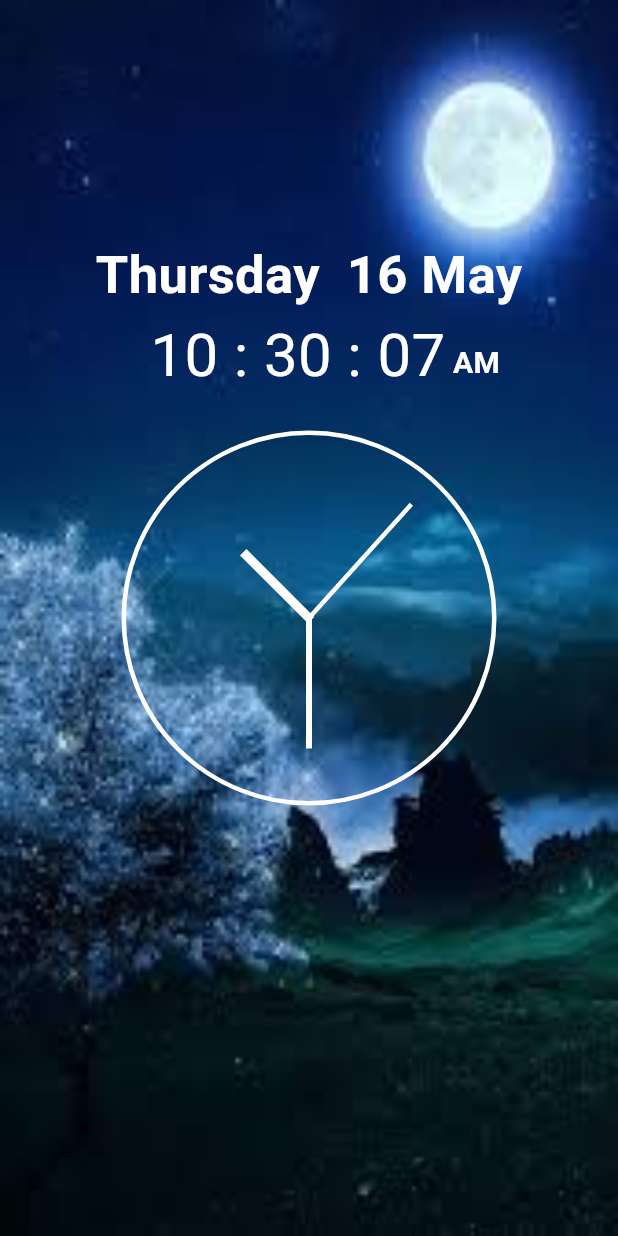
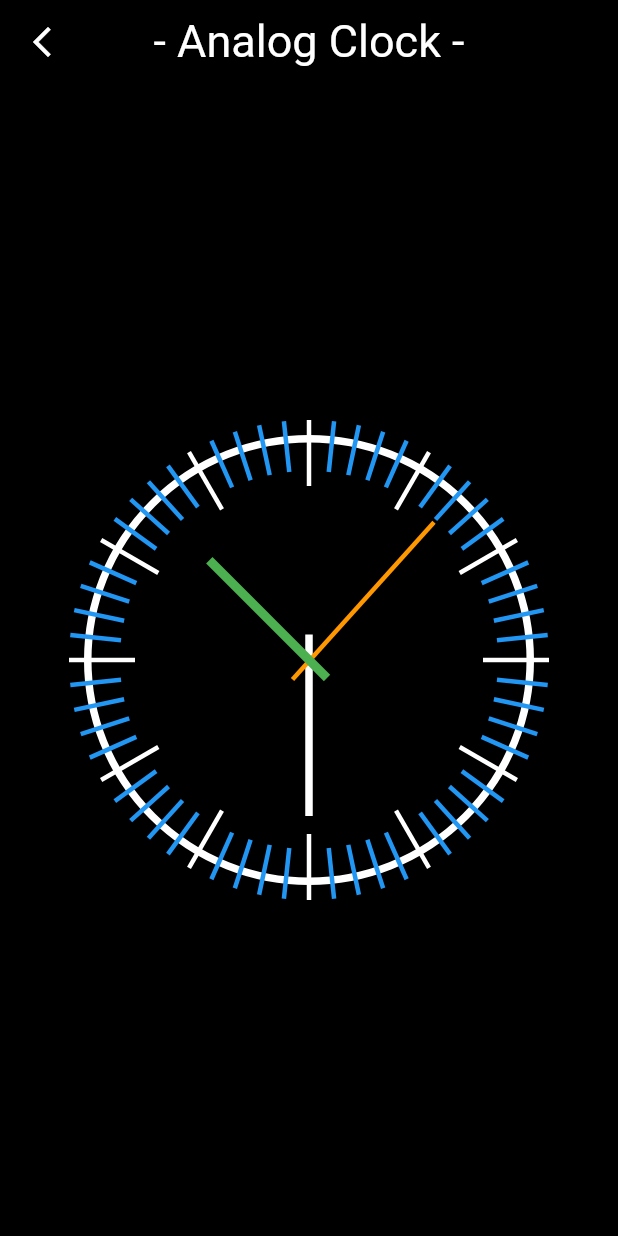
Before and after one commit to AishwaryaBaisane/dai_task, a Flutter app: the screen it shows after launch, on a phone screen of 412 x 824 dp. Run offline on Flutter 3.47's test engine with Material 3 defaults, Android fonts, the light colour scheme and no system bars.

Commit message:
5-16-2024

```diff
--- /dev/null
+++ b/lib/Screen/home/Timer_App/AnalogApp.dart
@@ -0,0 +1,119 @@
+import 'dart:async';
+import 'dart:math';
+
+import 'package:flutter/material.dart';
+
+class AnalogApp extends StatefulWidget {
+  const AnalogApp({super.key});
+
+  @override
+  State<AnalogApp> createState() => _AnalogAppState();
+}
+
+class _AnalogAppState extends State<AnalogApp> {
+  @override
+  Widget build(BuildContext context) {
+    Timer.periodic(Duration(seconds: 1), (timer) {
+      setState(() {
+        dateTime = DateTime.now();
+      });
+    });
+    return Scaffold(
+      appBar: AppBar(
+        centerTitle: true,
+        backgroundColor: Colors.black,
+        title: Text(
+          '- Analog Clock -',
+          style: TextStyle(color: Colors.white, fontSize: 30),
+        ),
+        leading: InkWell(
+          onTap: () {
+            setState(() {
+              Navigator.of(context).pop('/Digital');
+            });
+          },
+          child: Icon(
+            Icons.arrow_back_ios_new,
+            color: Colors.white,
+          ),
+        ),
+      ),
+      body: Container(
+        height: double.infinity,
+        width: 500,
+        color: Colors.black,
+        child: Stack(
+          alignment: Alignment.center,
+          children: [
+            Container(
+              height: 300,
+              width: 300,
+              decoration: BoxDecoration(
+                borderRadius: BorderRadius.circular(170),
+                border: Border.all(
+                  color: Colors.white,
+                  width: 5,
+                ),
+              ),
+            ),
+            ...List.generate(
+              60,
+              (index) => Transform.rotate(
+                angle: ((index+1) * 6 * pi)/180,
+                child: ((index+1)%5==0)?VerticalDivider(
+                  color: Colors.white,
+                  thickness: 3,
+                  endIndent: 500,
+                  indent: 224,
+                ):VerticalDivider(
+                  color: Colors.blue,
+                  thickness: 3,
+                  endIndent: 510,
+                  indent: 224,
+                )
+              ),
+            ),
+            Center(
+              child: Transform.rotate(
+                angle: (dateTime.minute * 6 * pi) / 180,
+                child: VerticalDivider(
+                  width: 6,
+                  color: Colors.white,
+                  thickness: 5,
+                  indent: 280,
+                  endIndent: 367,
+                ),
+              ),
+            ),
+            Center(
+              child: Transform.rotate(
+                angle: (dateTime.second * 6 * pi) / 180,
+                child: VerticalDivider(
+                  width: 2,
+                  color: Colors.orange,
+                  thickness: 3,
+                  indent: 260,
+                  endIndent: 367,
+                ),
+              ),
+            ),
+            Center(
+              child: Transform.rotate(
+                angle: (dateTime.hour + (dateTime.minute / 60)) * 30 * pi / 180,
+                child: VerticalDivider(
+                  width: 10,
+                  color: Colors.green,
+                  thickness: 6,
+                  indent: 290,
+                  endIndent: 367,
+                ),
+              ),
+            )
+          ],
+        ),
+      ),
+    );
+  }
+}
+
+DateTime dateTime = DateTime.now();
--- a/lib/main.dart
+++ b/lib/main.dart
@@ -1,5 +1,8 @@
 import 'package:flutter/material.dart';
-
+import 'Screen/home/Timer_App/AnalogApp.dart';
+import 'Screen/home/Timer_App/Degital_Clock.dart';
+import 'Screen/home/Timer_App/StrapWatch.dart';
+import 'Screen/home/clock1.dart';
 import 'Screen/home/clock2.dart';
 
 void main()
@@ -14,11 +17,12 @@ class MyApp extends StatelessWidget {
   Widget build(BuildContext context) {
     return MaterialApp(
       debugShowCheckedModeBanner: false,
-        // home: Scaffold(
-        //
-        // ),
         routes: {
-         '/' :(context) => Clock(),
+         '/Digital' :(context) => DigitalApp(),
+         '/' :(context) => AnalogApp(),
+         '/analog' :(context) => StrapWatch(),
+         '/digital' :(context) => ClockApp(),
+         '/Analog' :(context) => Clock(),
     },
     );
   }
```
Also changed, not shown: lib/Screen/home/Timer_App/Degital_Clock.dart (added, +141 -0 lines), lib/Screen/home/Timer_App/StrapWatch.dart (added, +158 -0 lines), lib/Screen/home/clock2.dart (+7 -5 lines).
